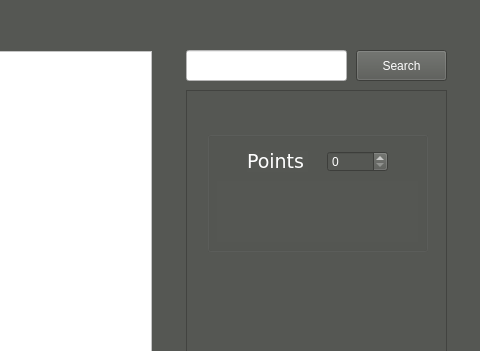
Above: GradingProject/GradingProjectGUI/widget.ui from nax47/Grading-Assistance-App before the change; both pictures show x 394 to 874 and y 0 to 351 of the 874 by 610 pixel window. Below: the same form after it.
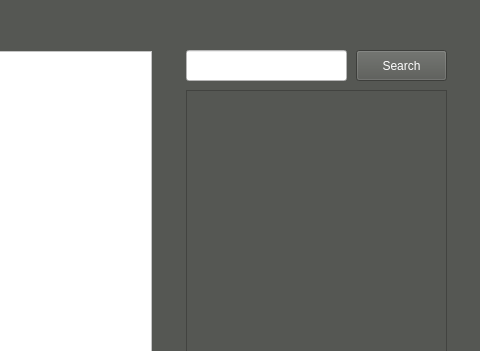
That is the form after the change.

Commit message: Added functionality to GUI to dynamically add a rubric item to a scroll area

Diff of the .ui file:
```diff
--- a/GradingProject/GradingProjectGUI/widget.ui
+++ b/GradingProject/GradingProjectGUI/widget.ui
@@ -143,74 +143,6 @@
         <height>449</height>
        </rect>
       </property>
-      <widget class="QGroupBox" name="groupBox">
-       <property name="geometry">
-        <rect>
-         <x>20</x>
-         <y>40</y>
-         <width>221</width>
-         <height>121</height>
-        </rect>
-       </property>
-       <property name="styleSheet">
-        <string notr="true">border-color: rgb(255, 255, 255);
-</string>
-       </property>
-       <property name="title">
-        <string/>
-       </property>
-       <property name="flat">
-        <bool>false</bool>
-       </property>
-       <widget class="QLabel" name="Points1">
-        <property name="geometry">
-         <rect>
-          <x>40</x>
-          <y>20</y>
-          <width>61</width>
-          <height>21</height>
-         </rect>
-        </property>
-        <property name="font">
-         <font>
-          <family>DejaVu Sans</family>
-          <pointsize>14</pointsize>
-         </font>
-        </property>
-        <property name="styleSheet">
-         <string notr="true">color: rgb(255, 255, 255);</string>
-        </property>
-        <property name="text">
-         <string>Points</string>
-        </property>
-       </widget>
-       <widget class="QSpinBox" name="pointsbox1">
-        <property name="geometry">
-         <rect>
-          <x>120</x>
-          <y>20</y>
-          <width>61</width>
-          <height>21</height>
-         </rect>
-        </property>
-        <property name="styleSheet">
-         <string notr="true">color: rgb(255, 255, 255);</string>
-        </property>
-       </widget>
-       <widget class="QLabel" name="comment1">
-        <property name="geometry">
-         <rect>
-          <x>10</x>
-          <y>50</y>
-          <width>201</width>
-          <height>61</height>
-         </rect>
-        </property>
-        <property name="text">
-         <string/>
-        </property>
-       </widget>
-      </widget>
      </widget>
     </widget>
    </widget>
```
The commit also changes 3 other files.
